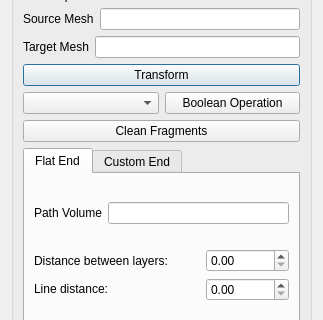
First picture: the form in ui/pathGeneration.ui, repository liushuya7/cn5X, before the edit; both pictures show x 0 to 323 and y 98 to 418 of the 323 by 729 pixel window.
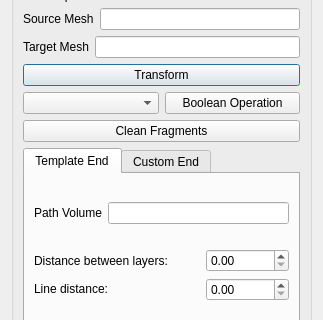
Second picture: the form after the edit.

The edit to the form file:
```diff
--- a/ui/pathGeneration.ui
+++ b/ui/pathGeneration.ui
@@ -112,7 +112,7 @@
           </property>
           <widget class="QWidget" name="tabl_template_end">
            <attribute name="title">
-            <string>Flat End</string>
+            <string>Template End</string>
            </attribute>
            <layout class="QVBoxLayout" name="verticalLayout_4">
             <item>
```
Left out of the diff: 3 changed lines with no effect on the pictures.
